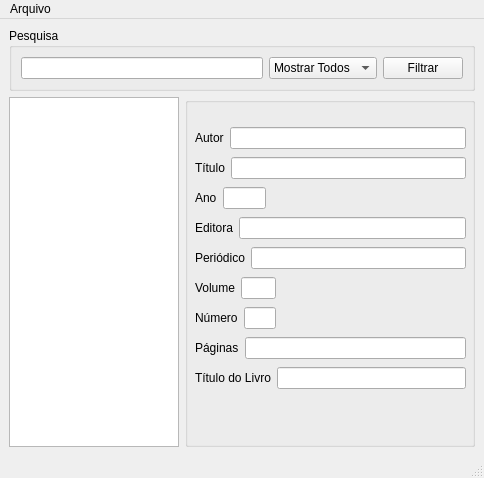
Above: mainwindow.ui from eaglebh/pm-tp1 before the change. Below: the same form after it.
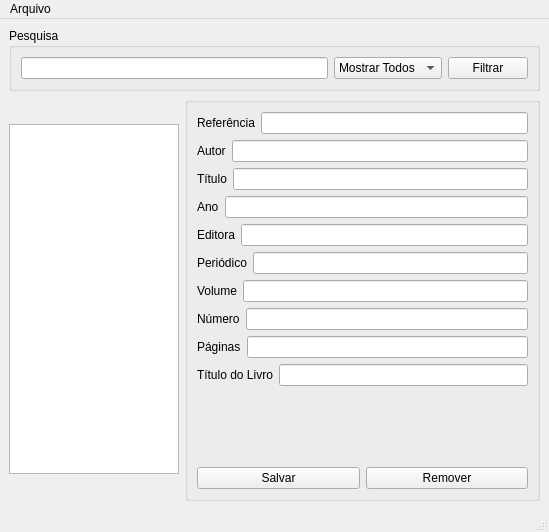
That is the form after the change.

The edit to the form file:
```diff
--- a/mainwindow.ui
+++ b/mainwindow.ui
@@ -6,8 +6,8 @@
    <rect>
     <x>0</x>
     <y>0</y>
-    <width>484</width>
-    <height>467</height>
+    <width>549</width>
+    <height>532</height>
    </rect>
   </property>
   <property name="sizePolicy">
@@ -96,15 +96,36 @@
       <property name="title">
        <string/>
       </property>
-      <widget class="QWidget" name="layoutWidget">
-       <property name="geometry">
-        <rect>
-         <x>10</x>
-         <y>60</y>
-         <width>271</width>
-         <height>22</height>
-        </rect>
-       </property>
+      <layout class="QGridLayout" name="gridLayout_2">
+       <item row="0" column="0" colspan="2">
+        <layout class="QHBoxLayout" name="horizontalLayout_11">
+         <item>
+          <widget class="QLabel" name="lbReference">
+           <property name="text">
+            <string>Referência</string>
+           </property>
+          </widget>
+         </item>
+         <item>
+          <widget class="QLineEdit" name="leReference"/>
+         </item>
+        </layout>
+       </item>
+       <item row="1" column="0" colspan="2">
+        <layout class="QHBoxLayout" name="horizontalLayout">
+         <item>
+          <widget class="QLabel" name="lbAuthor">
+           <property name="text">
+            <string>Autor</string>
+           </property>
+          </widget>
+         </item>
+         <item>
+          <widget class="QLineEdit" name="leAuthor"/>
+         </item>
+        </layout>
+       </item>
+       <item row="2" column="0" colspan="2">
        <layout class="QHBoxLayout" name="horizontalLayout_2">
         <item>
          <widget class="QLabel" name="label_2">
@@ -117,16 +138,8 @@
          <widget class="QLineEdit" name="leTitle"/>
         </item>
        </layout>
-      </widget>
-      <widget class="QWidget" name="layoutWidget_2">
-       <property name="geometry">
-        <rect>
-         <x>10</x>
-         <y>90</y>
-         <width>71</width>
-         <height>22</height>
-        </rect>
-       </property>
+       </item>
+       <item row="3" column="0" colspan="2">
        <layout class="QHBoxLayout" name="horizontalLayout_3">
         <item>
          <widget class="QLabel" name="label_3">
@@ -139,16 +152,8 @@
          <widget class="QLineEdit" name="leYear"/>
         </item>
        </layout>
-      </widget>
-      <widget class="QWidget" name="layoutWidget_3">
-       <property name="geometry">
-        <rect>
-         <x>10</x>
-         <y>120</y>
-         <width>271</width>
-         <height>22</height>
-        </rect>
-       </property>
+       </item>
+       <item row="4" column="0" colspan="2">
        <layout class="QHBoxLayout" name="horizontalLayout_4">
         <item>
          <widget class="QLabel" name="label_4">
@@ -161,16 +166,8 @@
          <widget class="QLineEdit" name="lePublisher"/>
         </item>
        </layout>
-      </widget>
-      <widget class="QWidget" name="layoutWidget_4">
-       <property name="geometry">
-        <rect>
-         <x>10</x>
-         <y>150</y>
-         <width>271</width>
-         <height>22</height>
-        </rect>
-       </property>
+       </item>
+       <item row="5" column="0" colspan="2">
        <layout class="QHBoxLayout" name="horizontalLayout_5">
         <item>
          <widget class="QLabel" name="label_5">
@@ -183,16 +180,8 @@
          <widget class="QLineEdit" name="leJournal"/>
         </item>
        </layout>
-      </widget>
-      <widget class="QWidget" name="layoutWidget_5">
-       <property name="geometry">
-        <rect>
-         <x>10</x>
-         <y>180</y>
-         <width>81</width>
-         <height>22</height>
-        </rect>
-       </property>
+       </item>
+       <item row="6" column="0" colspan="2">
        <layout class="QHBoxLayout" name="horizontalLayout_6">
         <item>
          <widget class="QLabel" name="label_6">
@@ -205,16 +194,8 @@
          <widget class="QLineEdit" name="leVolume"/>
         </item>
        </layout>
-      </widget>
-      <widget class="QWidget" name="layoutWidget_6">
-       <property name="geometry">
-        <rect>
-         <x>10</x>
-         <y>210</y>
-         <width>81</width>
-         <height>22</height>
-        </rect>
-       </property>
+       </item>
+       <item row="7" column="0" colspan="2">
        <layout class="QHBoxLayout" name="horizontalLayout_7">
         <item>
          <widget class="QLabel" name="label_7">
@@ -227,16 +208,8 @@
          <widget class="QLineEdit" name="leNumber"/>
         </item>
        </layout>
-      </widget>
-      <widget class="QWidget" name="layoutWidget_7">
-       <property name="geometry">
-        <rect>
-         <x>10</x>
-         <y>240</y>
-         <width>271</width>
-         <height>22</height>
-        </rect>
-       </property>
+       </item>
+       <item row="8" column="0" colspan="2">
        <layout class="QHBoxLayout" name="horizontalLayout_8">
         <item>
          <widget class="QLabel" name="label_8">
@@ -249,16 +222,8 @@
          <widget class="QLineEdit" name="lePages"/>
         </item>
        </layout>
-      </widget>
-      <widget class="QWidget" name="layoutWidget_8">
-       <property name="geometry">
-        <rect>
-         <x>10</x>
-         <y>270</y>
-         <width>271</width>
-         <height>22</height>
-        </rect>
-       </property>
+       </item>
+       <item row="9" column="0" colspan="2">
        <layout class="QHBoxLayout" name="horizontalLayout_9">
         <item>
          <widget class="QLabel" name="label_9">
@@ -271,31 +236,36 @@
          <widget class="QLineEdit" name="leBookTitle"/>
         </item>
        </layout>
-      </widget>
-      <widget class="QWidget" name="">
-       <property name="geometry">
-        <rect>
-         <x>10</x>
-         <y>30</y>
-         <width>271</width>
-         <height>22</height>
-        </rect>
-       </property>
-       <layout class="QHBoxLayout" name="horizontalLayout">
-        <item>
-         <widget class="QLabel" name="label">
+       </item>
+       <item row="10" column="1">
+        <spacer name="verticalSpacer">
+         <property name="orientation">
+          <enum>Qt::Vertical</enum>
+         </property>
+         <property name="sizeHint" stdset="0">
+          <size>
+           <width>20</width>
+           <height>79</height>
+          </size>
+         </property>
+        </spacer>
+       </item>
+       <item row="11" column="0">
+        <widget class="QPushButton" name="pbSave">
           <property name="text">
-           <string>Autor</string>
+          <string>Salvar</string>
           </property>
          </widget>
         </item>
-        <item>
-         <widget class="QLineEdit" name="leAuthor"/>
-        </item>
-       </layout>
-      </widget>
-      <zorder>label</zorder>
-      <zorder>leAuthor</zorder>
+       <item row="11" column="1">
+        <widget class="QPushButton" name="pbRemove">
+         <property name="text">
+          <string>Remover</string>
+         </property>
+        </widget>
+       </item>
+      </layout>
+      <zorder>layoutWidget</zorder>
       <zorder>layoutWidget</zorder>
       <zorder>layoutWidget_2</zorder>
       <zorder>layoutWidget_3</zorder>
@@ -314,7 +284,7 @@
     <rect>
      <x>0</x>
      <y>0</y>
-     <width>484</width>
+     <width>549</width>
      <height>21</height>
     </rect>
    </property>
```
Left out of the diff: 65 changed lines with no effect on the pictures. Lines whose indentation alone changed are shown as unchanged.
